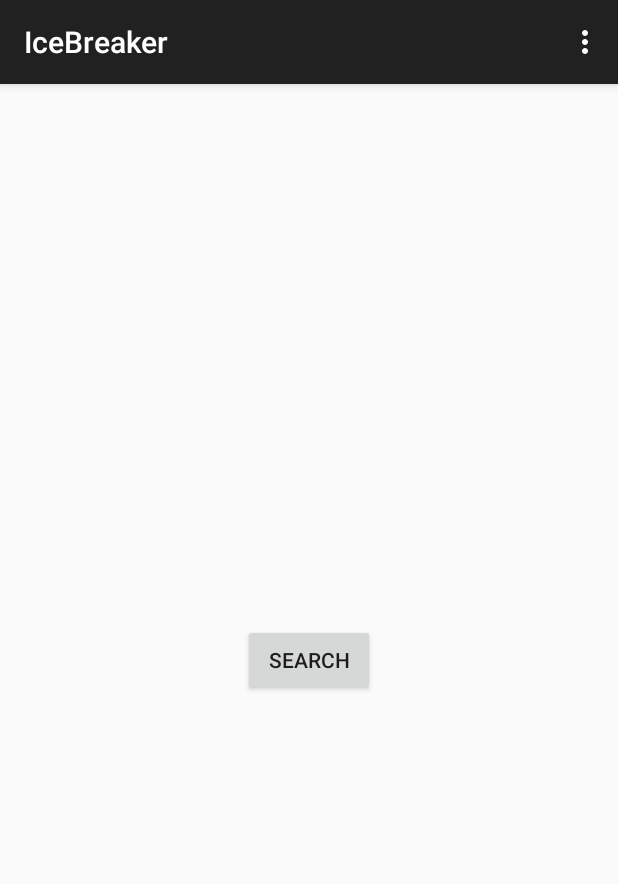
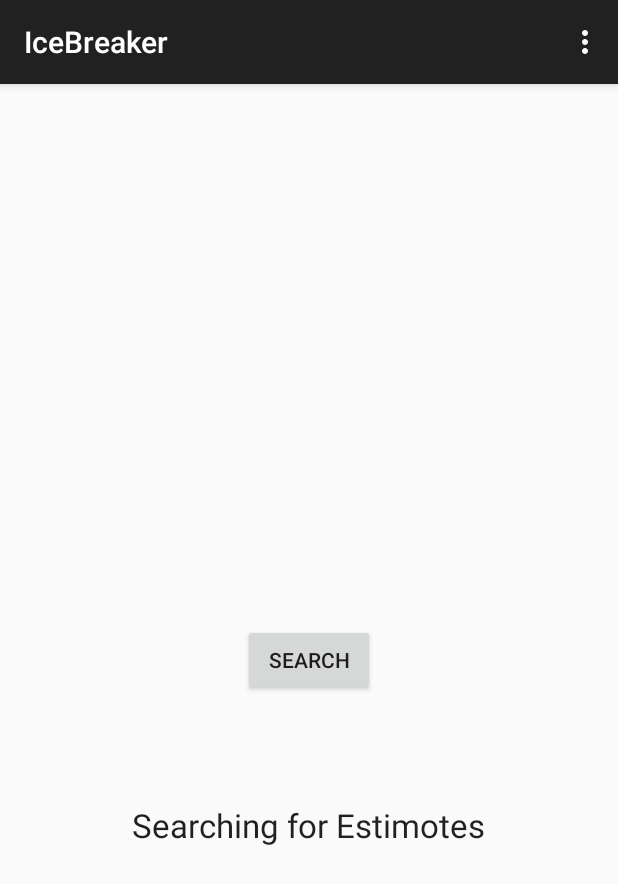
Before and after one commit to BiteCoda/icebreaker-app, an Android app: the screen it shows after launch (MainActivity), in the options menu, after a tap on "Settings", on a phone screen of 412 x 824 dp. Shown: the top 884 px of the screen. Run offline under Robolectric (Android 15) with nearby library versions, the phone set to English and light mode, and no system bars.

```diff
--- a/IceBreakerAndroid/app/src/main/java/org/floridapoly/icebreaker/MainActivity.java
+++ b/IceBreakerAndroid/app/src/main/java/org/floridapoly/icebreaker/MainActivity.java
@@ -4,14 +4,32 @@ import android.support.v7.app.ActionBarActivity;
 import android.os.Bundle;
 import android.view.Menu;
 import android.view.MenuItem;
-
+import android.view.View;
+import android.widget.Button ;
+import android.widget.TextView;
 
 public class MainActivity extends ActionBarActivity {
 
+    Button button;
     @Override
     protected void onCreate(Bundle savedInstanceState) {
         super.onCreate(savedInstanceState);
         setContentView(R.layout.activity_main);
+
+        searchOnButtonClick();
+    }
+
+    public void searchOnButtonClick() {
+        button = (Button) findViewById(R.id.button) ;
+
+        button.setOnClickListener(new View.OnClickListener() {
+            @Override
+            public void onClick(View v) {
+                TextView text=(TextView) findViewById(R.id.textView);
+                text.setText("Searching for Estimotes");
+            }
+        });
+
     }
 
 
--- a/IceBreakerAndroid/app/src/main/res/layout/activity_main.xml
+++ b/IceBreakerAndroid/app/src/main/res/layout/activity_main.xml
@@ -13,4 +13,14 @@
         android:layout_centerVertical="true"
         android:layout_centerHorizontal="true"
         android:width="@dimen/dialog_fixed_width_major" />
+
+    <TextView
+        android:layout_width="wrap_content"
+        android:layout_height="wrap_content"
+        android:textAppearance="?android:attr/textAppearanceLarge"
+        android:text=""
+        android:id="@+id/textView"
+        android:layout_below="@+id/button"
+        android:layout_centerHorizontal="true"
+        android:layout_marginTop="71dp" />
 </RelativeLayout>
```
